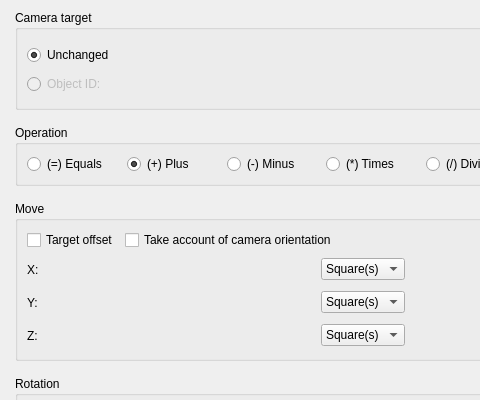
Before: the Qt Designer form Engine/Dialogs/Commands/dialogcommandmovecamera.ui in RPG-Paper-Maker/RPG-Paper-Maker, drawn with Qt 5; both pictures show x 0 to 480 and y 0 to 400 of the 649 by 732 pixel window.
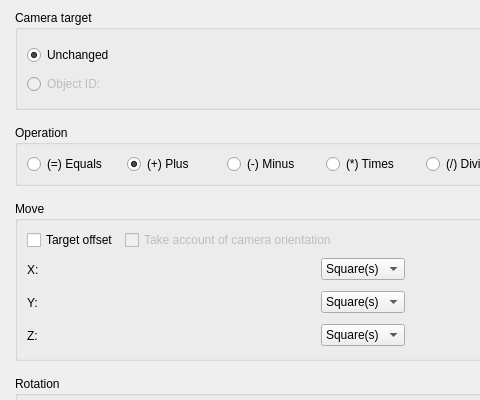
After: the same form once the commit is applied. Custom widgets are drawn as their Qt base class.

```diff
--- a/Engine/Dialogs/Commands/dialogcommandmovecamera.ui
+++ b/Engine/Dialogs/Commands/dialogcommandmovecamera.ui
@@ -203,6 +203,9 @@
               </item>
               <item>
                <widget class="QCheckBox" name="checkBoxCameraOrientation">
+                <property name="enabled">
+                 <bool>false</bool>
+                </property>
                 <property name="text">
                  <string>Take account of camera orientation</string>
                 </property>
```
